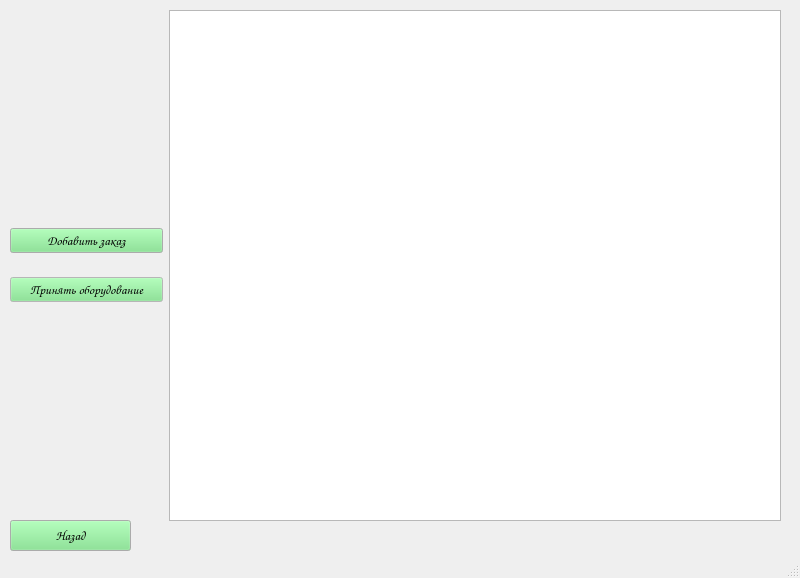
Old version of the form forms/shift_head.ui in the repository AllaKzm/Igora.
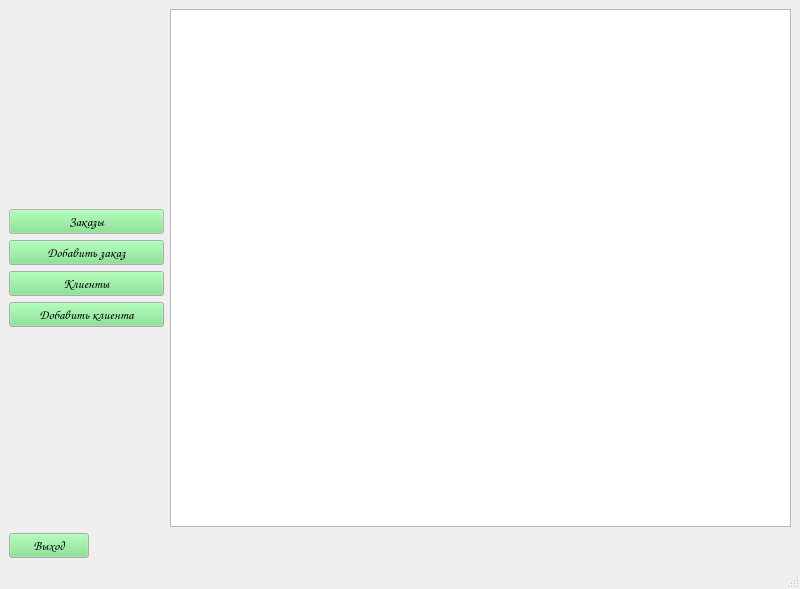
New version of the form.

```diff
--- a/forms/shift_head.ui
+++ b/forms/shift_head.ui
@@ -51,34 +51,8 @@
    <string>MainWindow</string>
   </property>
   <widget class="QWidget" name="centralwidget">
-   <widget class="QPushButton" name="back_btn">
-    <property name="geometry">
-     <rect>
-      <x>10</x>
-      <y>520</y>
-      <width>121</width>
-      <height>31</height>
-     </rect>
-    </property>
-    <property name="font">
-     <font>
-      <family>Comic Sans MS</family>
-      <pointsize>10</pointsize>
-     </font>
-    </property>
-    <property name="text">
-     <string>Назад</string>
-    </property>
-   </widget>
-   <widget class="QWidget" name="horizontalLayoutWidget">
-    <property name="geometry">
-     <rect>
-      <x>10</x>
-      <y>10</y>
-      <width>771</width>
-      <height>511</height>
-     </rect>
-    </property>
+   <layout class="QVBoxLayout" name="verticalLayout_2">
+    <item>
     <layout class="QHBoxLayout" name="horizontalLayout" stretch="4,16">
      <item>
       <layout class="QVBoxLayout" name="verticalLayout">
@@ -89,20 +63,7 @@
         <number>200</number>
        </property>
        <item>
-        <widget class="QPushButton" name="add_order_btn">
-         <property name="font">
-          <font>
-           <family>Comic Sans MS</family>
-           <pointsize>10</pointsize>
-          </font>
-         </property>
-         <property name="text">
-          <string>Добавить заказ</string>
-         </property>
-        </widget>
-       </item>
-       <item>
-        <widget class="QPushButton" name="equipment_btn">
+         <widget class="QPushButton" name="OrdersTable">
          <property name="palette">
           <palette>
            <active>
@@ -241,15 +202,6 @@
               </color>
              </brush>
             </colorrole>
-            <colorrole role="PlaceholderText">
-             <brush brushstyle="SolidPattern">
-              <color alpha="128">
-               <red>0</red>
-               <green>0</green>
-               <blue>0</blue>
-              </color>
-             </brush>
-            </colorrole>
            </active>
            <inactive>
             <colorrole role="WindowText">
@@ -387,15 +339,6 @@
               </color>
              </brush>
             </colorrole>
-            <colorrole role="PlaceholderText">
-             <brush brushstyle="SolidPattern">
-              <color alpha="128">
-               <red>0</red>
-               <green>0</green>
-               <blue>0</blue>
-              </color>
-             </brush>
-            </colorrole>
            </inactive>
            <disabled>
             <colorrole role="WindowText">
@@ -533,15 +476,6 @@
               </color>
              </brush>
             </colorrole>
-            <colorrole role="PlaceholderText">
-             <brush brushstyle="SolidPattern">
-              <color alpha="128">
-               <red>0</red>
-               <green>0</green>
-               <blue>0</blue>
-              </color>
-             </brush>
-            </colorrole>
            </disabled>
           </palette>
          </property>
@@ -552,7 +486,48 @@
           </font>
          </property>
          <property name="text">
-          <string>Принять оборудование</string>
+           <string>Заказы</string>
+          </property>
+         </widget>
+        </item>
+        <item>
+         <widget class="QPushButton" name="add_order_btn">
+          <property name="font">
+           <font>
+            <family>Comic Sans MS</family>
+            <pointsize>10</pointsize>
+           </font>
+          </property>
+          <property name="text">
+           <string>Добавить заказ</string>
+          </property>
+         </widget>
+        </item>
+        <item>
+         <widget class="QPushButton" name="clientTable">
+          <property name="font">
+           <font>
+            <family>Comic Sans MS</family>
+            <pointsize>10</pointsize>
+            <weight>50</weight>
+            <bold>false</bold>
+           </font>
+          </property>
+          <property name="text">
+           <string>Клиенты</string>
+          </property>
+         </widget>
+        </item>
+        <item>
+         <widget class="QPushButton" name="add_client_btn">
+          <property name="font">
+           <font>
+            <family>Comic Sans MS</family>
+            <pointsize>10</pointsize>
+           </font>
+          </property>
+          <property name="text">
+           <string>Добавить клиента</string>
          </property>
         </widget>
        </item>
@@ -562,7 +537,38 @@
       <widget class="QTableWidget" name="tableWidget"/>
      </item>
     </layout>
-   </widget>
+    </item>
+    <item>
+     <layout class="QHBoxLayout" name="horizontalLayout_2">
+      <item>
+       <widget class="QPushButton" name="back_btn">
+        <property name="font">
+         <font>
+          <family>Comic Sans MS</family>
+          <pointsize>10</pointsize>
+         </font>
+        </property>
+        <property name="text">
+         <string>Выход</string>
+        </property>
+       </widget>
+      </item>
+      <item>
+       <spacer name="horizontalSpacer">
+        <property name="orientation">
+         <enum>Qt::Horizontal</enum>
+        </property>
+        <property name="sizeHint" stdset="0">
+         <size>
+          <width>40</width>
+          <height>20</height>
+         </size>
+        </property>
+       </spacer>
+      </item>
+     </layout>
+    </item>
+   </layout>
   </widget>
   <widget class="QStatusBar" name="statusbar"/>
  </widget>
```
Lines whose indentation alone changed are shown as unchanged.
